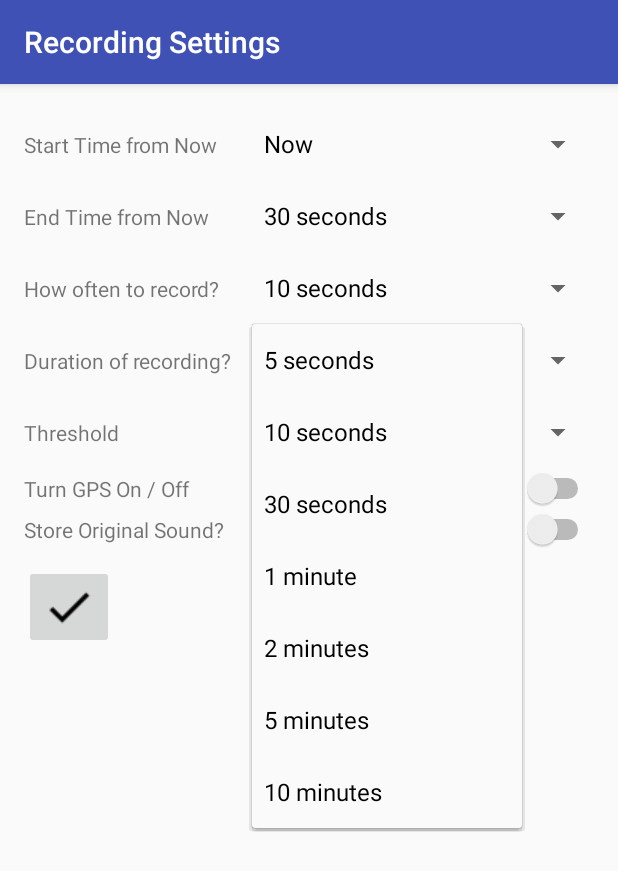
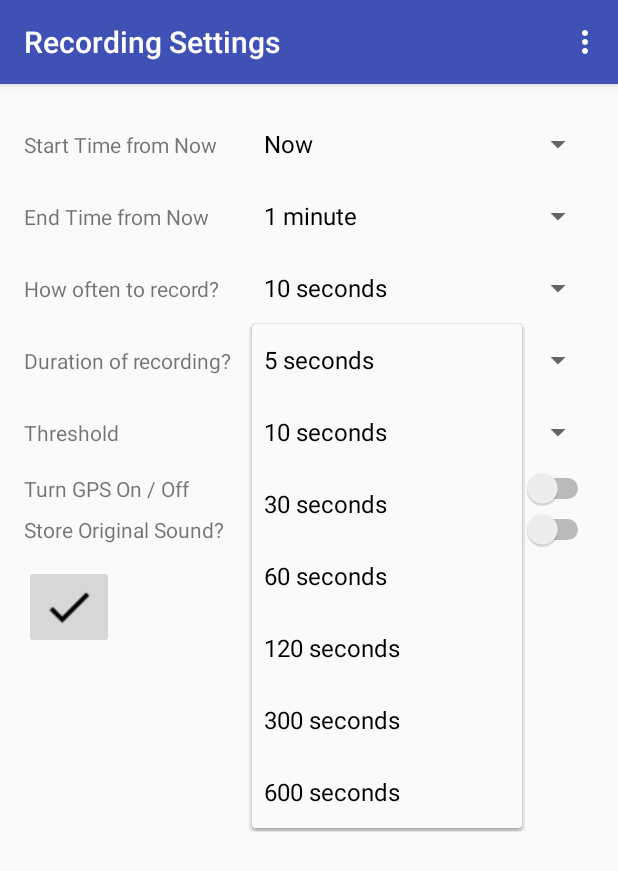
Before and after one commit to University-Of-Calgary/Hum_Application_Weekn_Application, an Android app: the screen it shows after launch (ParametricActivity), after a tap on "5 seconds", on a phone screen of 412 x 824 dp. Shown: the top 871 px of the screen. Run offline under Robolectric (Android 15) with nearby library versions, the phone set to English and light mode, and no system bars.

Commit message:
Added audio settings preferences activity

```diff
--- a/app/build.gradle
+++ b/app/build.gradle
@@ -17,7 +17,9 @@ android {
             proguardFiles getDefaultProguardFile('proguard-android.txt'), 'proguard-rules.pro'
         }
     }
-    sourceSets { main { res.srcDirs = ['src/main/res', 'src/main/res/drawable'] } }
+    sourceSets {
+        main { res.srcDirs = ['src/main/res', 'src/main/res/drawable', 'src/main/res/menu'] }
+    }
 }
 
 dependencies {
--- a/app/src/main/java/stackquestions/mitacsinternship/ParametricActivity.java
+++ b/app/src/main/java/stackquestions/mitacsinternship/ParametricActivity.java
@@ -1,10 +1,13 @@
 package stackquestions.mitacsinternship;
 
-import android.content.Context;
 import android.content.Intent;
 import android.content.SharedPreferences;
+import android.media.audiofx.BassBoost;
 import android.support.v7.app.AppCompatActivity;
 import android.os.Bundle;
+import android.view.Menu;
+import android.view.MenuInflater;
+import android.view.MenuItem;
 import android.view.View;
 import android.widget.ArrayAdapter;
 import android.widget.ImageButton;
@@ -12,16 +15,26 @@ import android.widget.Spinner;
 import android.widget.Switch;
 import android.widget.Toast;
 
+import java.util.HashMap;
+import java.util.Map;
+
 public class ParametricActivity extends AppCompatActivity {
 
     Spinner startTime, endTime, howOften, duration, noiseSmoothing, noiseThreshold;
     Switch gps, storeOriginal;
-    String[] startTimeValues = {"Now", "1 minute", "2 minutes", "5 minutes", "10 minutes", "30 minutes", "1 hour"};
-    String[] endTimeValues = {"30 seconds", "1 minute", "2 minutes", "5 minutes", "10 minutes", "30 minutes", "1 hour"};
-    String[] howOftenValues = {"10 seconds", "1 minute", "5 minutes", "10 minutes"};
-    String[] durationValues = {"5 seconds", "10 seconds", "30 seconds", "1 minute", "2 minutes",
-            "5 minutes", "10 minutes"};
-    String[] noiseThresholdValues = {"0", "500", "1000", "2000", "5000", "10000"};
+    String[] startTimeValues = {"Now", "1 minute", "2 minutes", "5 minutes", "10 minutes", "30 minutes", "60 minutes"};
+    String[] endTimeValues = {"1 minute", "2 minutes", "5 minutes", "10 minutes", "30 minutes", "60 minutes"};
+    String[] howOftenValues = {"10 seconds", "60 seconds", "300 seconds", "600 seconds"};
+    String[] durationValues = {"5 seconds", "10 seconds", "30 seconds", "60 seconds", "120 seconds",
+            "300 seconds", "600 seconds"};
+    String[] noiseThresholdValues = {"Barely Audible", "Very Low", "Low", "Clearly Audible", "Loud", "Very Loud"};
+
+    Map<String, Integer> startTimeHash = new HashMap<String, Integer>();
+    Map<String, Integer> endTimeHash = new HashMap<String, Integer>();
+    Map<String, Integer> howOftenHash = new HashMap<String, Integer>();
+    Map<String, Integer> durationHash = new HashMap<String, Integer>();
+    Map<String, Integer> thresholdHash = new HashMap<String, Integer>();
+
     ImageButton doneButton;
     public static final String PREFERENCES = "AudioRecordingPrefs";
     public static final String timeStartKey = "startKey";
@@ -45,6 +58,31 @@ public class ParametricActivity extends AppCompatActivity {
         gps = (Switch) findViewById(R.id.parametric_switch_gps);
         storeOriginal = (Switch) findViewById(R.id.parametric_switch_storeoriginal);
         doneButton = (ImageButton) findViewById(R.id.parametric_button_storedata);
+
+        // add the values to the hash of start times
+        startTimeHash.put(startTimeValues[0], 0);
+        for (int i=1; i<startTimeValues.length; i++)
+            startTimeHash.put(startTimeValues[i], Integer.parseInt(startTimeValues[i].split(" ")[0]));
+
+        // add the values to the hash of end times
+        for (int i=0; i<endTimeValues.length; i++)
+            endTimeHash.put(endTimeValues[i], Integer.parseInt(endTimeValues[i].split(" ")[0]));
+
+        // add the values to the hash of how often times, values added in seconds
+        for (int i=0; i<howOftenValues.length; i++)
+            howOftenHash.put(howOftenValues[i], Integer.parseInt(howOftenValues[i].split(" ")[0]));
+
+        // add the values to the hash of duration times, values added in seconds
+        for (int i=0; i<durationValues.length; i++)
+            durationHash.put(durationValues[i], Integer.parseInt(durationValues[i].split(" ")[0]));
+
+        // add the values to the hash of threshold values
+        thresholdHash.put("Barely Audible", 0);
+        thresholdHash.put("Very Low", 5000);
+        thresholdHash.put("Low", 10000);
+        thresholdHash.put("Clearly Audible", 15000);
+        thresholdHash.put("Loud", 20000);
+        thresholdHash.put("Very Loud", 25000);
 
         startTime.setAdapter(new ArrayAdapter<String>(ParametricActivity.this,
                 android.R.layout.simple_spinner_dropdown_item, startTimeValues));
@@ -75,11 +113,19 @@ public class ParametricActivity extends AppCompatActivity {
                 SharedPreferences preferences = getSharedPreferences(PREFERENCES, MODE_WORLD_READABLE);
                 SharedPreferences.Editor editor = preferences.edit();
 
-                editor.putString(timeStartKey, timeStart);
+                /**editor.putString(timeStartKey, timeStart);
                 editor.putString(timeEndKey, timeEnd);
                 editor.putString(timeOftenKey, timeOften);
                 editor.putString(timeRecordingKey, timeRecording);
                 editor.putString(thresholdNoiseKey, thresholdNoise);
+                editor.putString(gpsValueKey, gpsValue);
+                editor.putString(originalStoreKey, originalStore);*/
+
+                editor.putString(timeStartKey, startTimeHash.get(timeStart).toString());
+                editor.putString(timeEndKey, endTimeHash.get(timeEnd).toString());
+                editor.putString(timeOftenKey, howOftenHash.get(timeOften).toString());
+                editor.putString(timeRecordingKey, durationHash.get(timeRecording).toString());
+                editor.putString(thresholdNoiseKey, thresholdHash.get(thresholdNoise).toString());
                 editor.putString(gpsValueKey, gpsValue);
                 editor.putString(originalStoreKey, originalStore);
                 editor.commit();
@@ -90,4 +136,24 @@ public class ParametricActivity extends AppCompatActivity {
             }
         });
     }
+
+    // Menu
+    @Override
+    public boolean onCreateOptionsMenu(Menu menu) {
+        MenuInflater inflater = getMenuInflater();
+        inflater.inflate(R.menu.menu_parametric_activity, menu);
+        return super.onCreateOptionsMenu(menu);
+    }
+
+    // Menu items selected
+    @Override
+    public boolean onOptionsItemSelected(MenuItem item) {
+        switch (item.getItemId()){
+            case R.id.recordingParameters:
+                Intent preferencesIntent = new Intent(ParametricActivity.this, SettingsActivity.class);
+                startActivity(preferencesIntent);
+                return true;
+        }
+        return super.onOptionsItemSelected(item);
+    }
 }
--- a/app/src/main/java/stackquestions/mitacsinternship/RecordingActivity.java
+++ b/app/src/main/java/stackquestions/mitacsinternship/RecordingActivity.java
@@ -1,5 +1,6 @@
 package stackquestions.mitacsinternship;
 
+import android.content.Intent;
 import android.media.AudioFormat;
 import android.media.AudioManager;
 import android.media.AudioRecord;
@@ -10,6 +11,9 @@ import android.os.CountDownTimer;
 import android.os.Environment;
 import android.support.v7.app.AppCompatActivity;
 import android.os.Bundle;
+import android.view.Menu;
+import android.view.MenuInflater;
+import android.view.MenuItem;
 import android.view.View;
 import android.widget.Button;
 import android.widget.TextView;
--- /dev/null
+++ b/app/src/main/res/menu/menu_parametric_activity.xml
@@ -0,0 +1,10 @@
+<menu xmlns:android="http://schemas.android.com/apk/res/android"
+    xmlns:app="http://schemas.android.com/apk/res-auto"
+    xmlns:tools="http://schemas.android.com/tools"
+    tools:context="stackquestions.mitacsinternship.ParametricActivity">
+
+    <item
+        android:id="@+id/recordingParameters"
+        android:title="Recording Parameters"/>
+
+</menu>
```
Also changed, not shown: app/src/main/java/stackquestions/mitacsinternship/SettingsActivity.java (+21 -4 lines), 1 other file.
